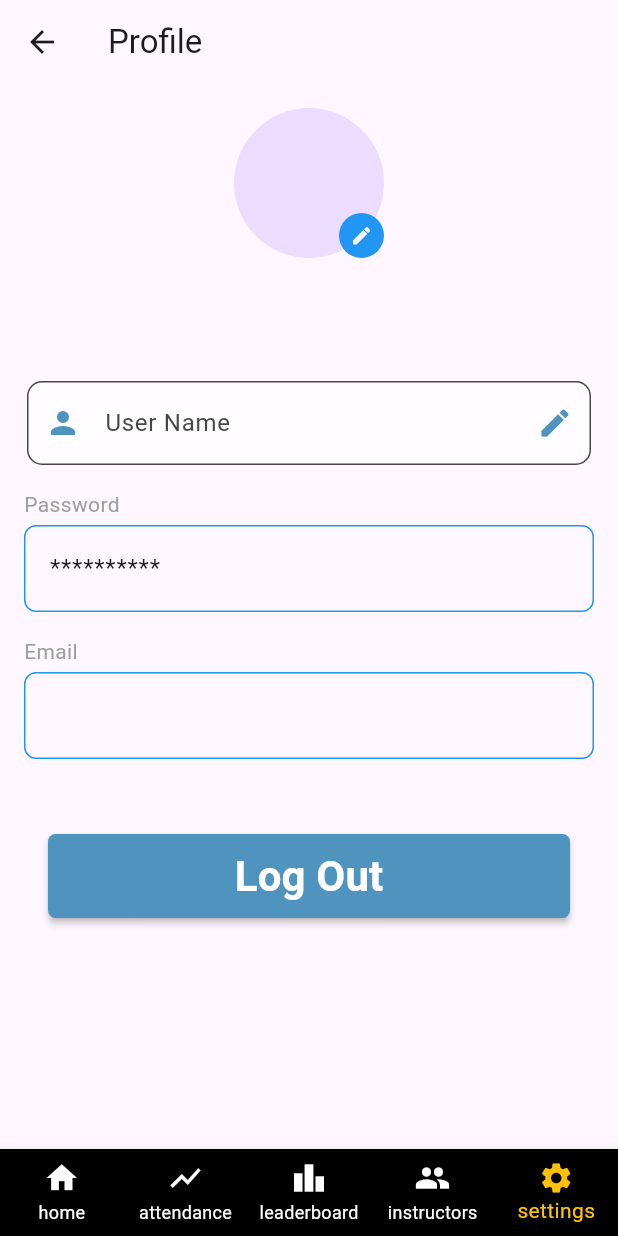
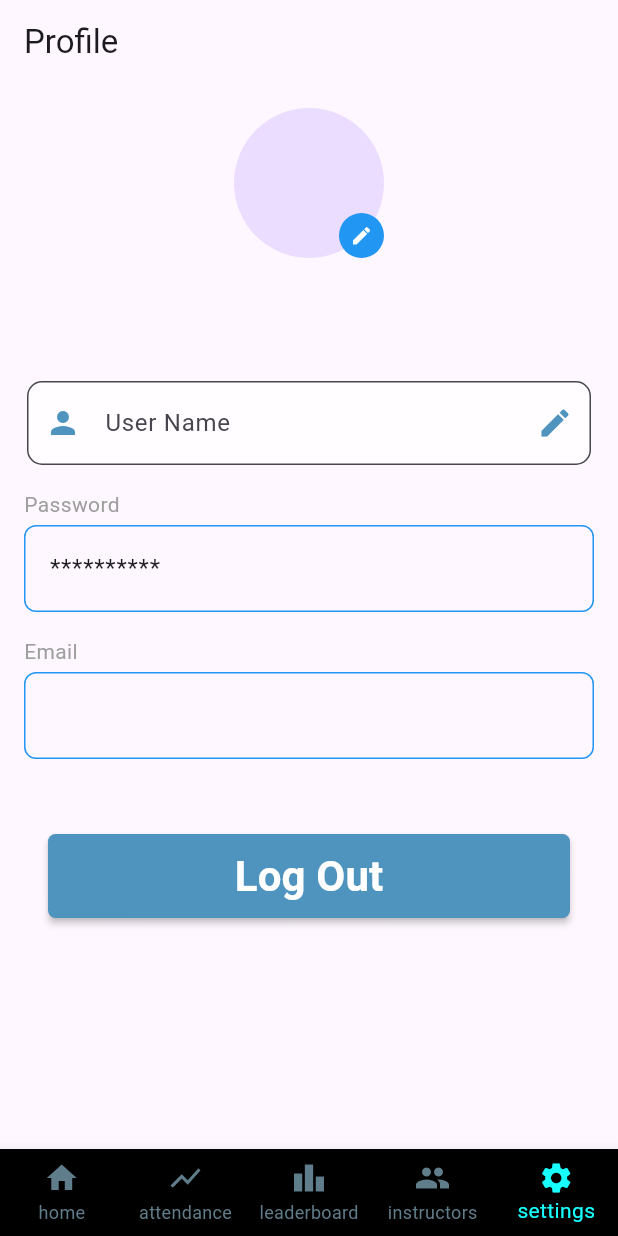
Before and after one commit to Mostafa424-web/work_task, a Flutter app: the BottomNavBarScreen screen opened directly with empty values, item 5 of the bottom bar chosen, on a phone screen of 412 x 824 dp. Run offline on Flutter 3.47's test engine with Material 3 defaults, Android fonts, the phone set to English and light mode, and no system bars; our stand-ins replace cloud_firestore, firebase_auth, firebase_core, firebase_storage, image_picker, qr_flutter and 1 more; missing offline and left inert: mobile_scanner; accounts and stored records are empty.

Commit message:
change system add points

```diff
--- a/lib/bottom_navbar/leaderboard.dart
+++ b/lib/bottom_navbar/leaderboard.dart
@@ -20,6 +20,7 @@ class _LeaderboardViewState extends State<LeaderboardView> {
     return Scaffold(
       appBar: AppBar(
         title: const Text('Students'),
+        automaticallyImplyLeading: false,
       ),
       body: Column(
         crossAxisAlignment: CrossAxisAlignment.start,
--- a/lib/bottom_navbar/navbar.dart
+++ b/lib/bottom_navbar/navbar.dart
@@ -47,8 +47,8 @@ class _BottomNavBarScreenState extends State<BottomNavBarScreen> {
       bottomNavigationBar: BottomNavigationBar(
         type: BottomNavigationBarType.fixed,
         backgroundColor: Colors.black,
-        selectedItemColor: Colors.amber,
-        unselectedItemColor: Colors.white,
+        selectedItemColor: Colors.cyanAccent,
+        unselectedItemColor: Colors.blueGrey,
         items: const [
           BottomNavigationBarItem(
             label: 'home',
--- a/lib/bottom_navbar/settings.dart
+++ b/lib/bottom_navbar/settings.dart
@@ -44,6 +44,7 @@ class _SettingsViewState extends State<SettingsView> {
         return Scaffold(
           appBar: AppBar(
             title: const Text('Profile'),
+            automaticallyImplyLeading: false,
           ),
           body: SingleChildScrollView(
             child: Padding(
--- a/lib/mentor_navbar/attendance.dart
+++ b/lib/mentor_navbar/attendance.dart
@@ -37,6 +37,7 @@ class _AdminAttendanceViewState extends State<AdminAttendanceView> {
 
     return Scaffold(
       appBar: AppBar(
+        automaticallyImplyLeading: false,
         actions: [
           IconButton(
             onPressed: () {
--- a/lib/mentor_navbar/instructor_view.dart
+++ b/lib/mentor_navbar/instructor_view.dart
@@ -20,7 +20,9 @@ class _InstructorsViewStudentState extends State<InstructorsViewStudent> {
   @override
   Widget build(BuildContext context) {
     return Scaffold(
-      appBar: AppBar(),
+      appBar: AppBar(
+        automaticallyImplyLeading: false,
+      ),
       body: Column(
         crossAxisAlignment: CrossAxisAlignment.start,
         children: [
```
